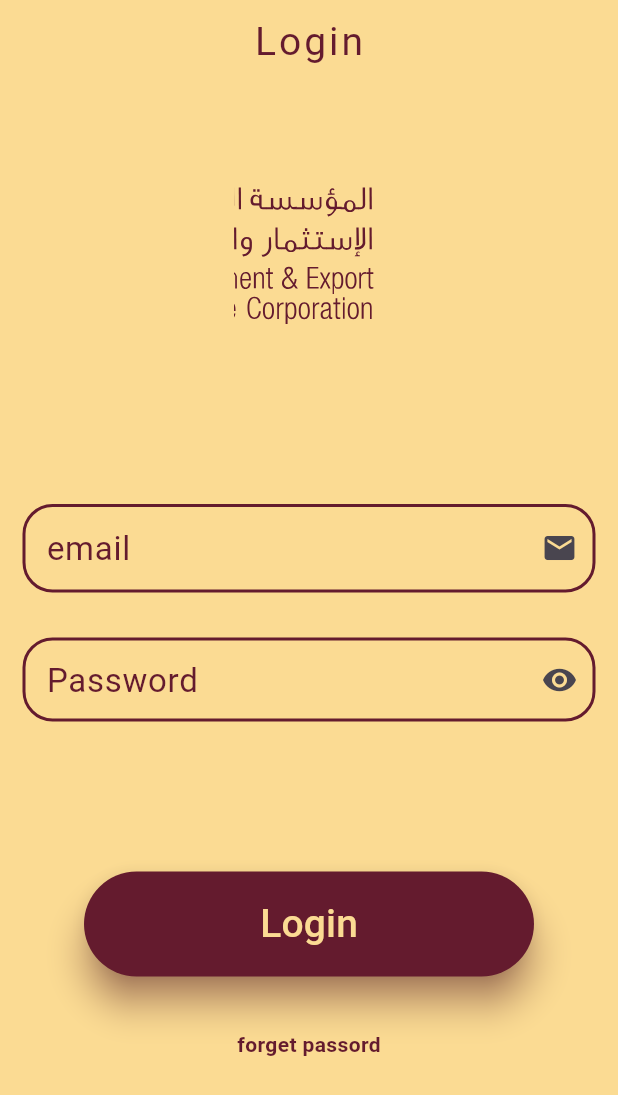
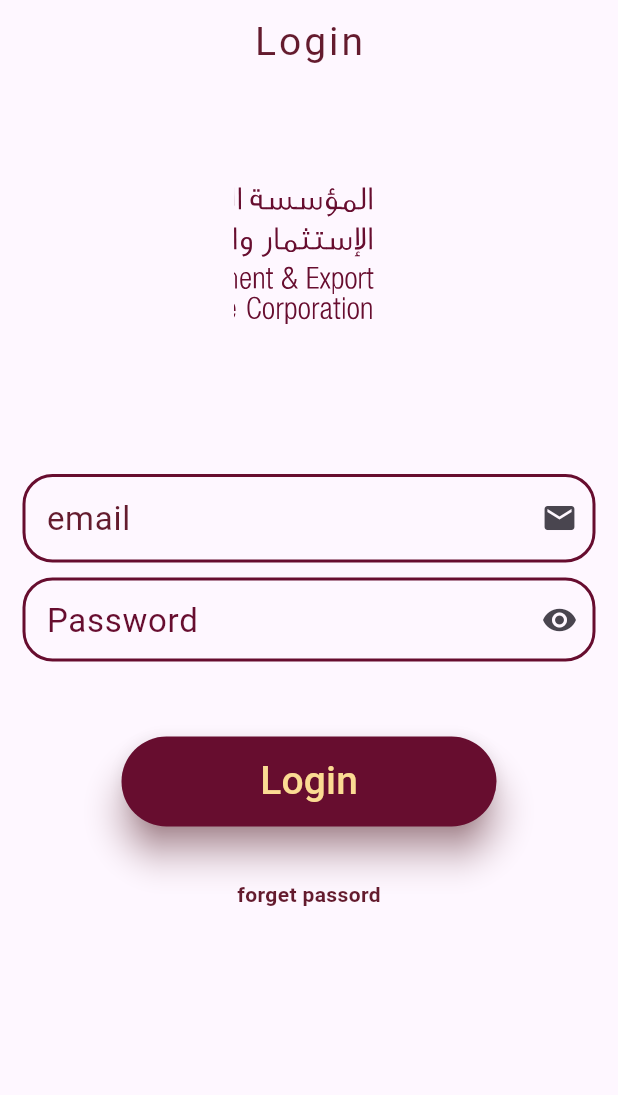
Before and after one commit to tfathy/dhaman_e_services, a Flutter app: the screen it shows after launch, on a phone screen of 412 x 824 dp. Shown: the top 1095 px of the screen. Run offline on Flutter 3.47's test engine with Material 3 defaults, Android fonts, the light colour scheme and no system bars; our stand-ins replace flutter_svg.

Commit message:
landing screen and e-service page

```diff
--- a/lib/screens/login/login_button.dart
+++ b/lib/screens/login/login_button.dart
@@ -1,3 +1,6 @@
+import 'package:dhaman_e_services/screens/landing.dart';
+import 'package:dhaman_e_services/screens/login_screen.dart';
+import 'package:dhaman_e_services/screens/transactions.dart';
 import 'package:flutter/material.dart';
 
 class LoginButton extends StatefulWidget {
@@ -10,24 +13,32 @@ class _LoginButtonState extends State<LoginButton> {
 
   @override
   Widget build(BuildContext context) {
-    return ElevatedButton(onPressed: (){
+    return ElevatedButton(
+      onPressed: () {
         showLoading = true;
-      setState(() {
-      });
-      Future.delayed(Duration(seconds: 4),(){
+        setState(() {});
+        Future.delayed(Duration(seconds: 2), () {
           setState(() {
             showLoading = false;
+            Navigator.of(context).pushReplacement(
+              MaterialPageRoute(builder: (context) => LandingScreen()),
+            );
           });
         });
       },
       style: ElevatedButton.styleFrom(
-            backgroundColor: Color(0xff641B2E),
-            minimumSize: Size(300, 70),
+        backgroundColor: Color(0xff670D2F),
+        minimumSize: Size(250, 60),
         elevation: 10,
-            shadowColor: Color(0xff8A2D3B)
-        )
-        ,child:showLoading?CircularProgressIndicator():
-        Text('Login', style: TextStyle(color: Color(0xffFBDB93),fontSize: 26),)
+        shadowColor: Color(0xff8A2D3B),
+      ),
+      child:
+          showLoading
+              ? CircularProgressIndicator()
+              : Text(
+                'Login',
+                style: TextStyle(color: Color(0xffFBDB93), fontSize: 26),
+              ),
     );
   }
 }
--- a/lib/screens/login/logo_area.dart
+++ b/lib/screens/login/logo_area.dart
@@ -7,14 +7,13 @@ class LogoArea extends StatelessWidget {
       margin: EdgeInsets.symmetric(vertical: 10),
       height: 170,
       width: double.infinity,
-      decoration: BoxDecoration(color: Color(0xffFBDB93)),
       child: Center(
         child: SvgPicture.asset(
           "assets/images/svg/dhaman.svg",
           height: 130,
           width: 100,
           fit: BoxFit.cover,
-          color: Color(0xff641B2E),
+          color: Color(0xff670D2F),
         ),
       ),
     );
--- a/lib/screens/login/password_field.dart
+++ b/lib/screens/login/password_field.dart
@@ -37,9 +37,9 @@ class _PasswordFieldState extends State<PasswordField> {
           },
         ),
         labelText: widget.title,
-        labelStyle: TextStyle(fontSize: 22, color: Color(0xff641B2E)),
+        labelStyle: TextStyle(fontSize: 22, color: Color(0xff670D2F)),
         enabledBorder: OutlineInputBorder(
-          borderSide: BorderSide(color:Color(0xff641B2E), width: 2),
+          borderSide: BorderSide(color:Color(0xff670D2F), width: 2),
           borderRadius: BorderRadius.all(Radius.circular(20)),
         ),
         focusedBorder: OutlineInputBorder(
--- a/lib/screens/login/user_name_field.dart
+++ b/lib/screens/login/user_name_field.dart
@@ -23,7 +23,7 @@ class UserNameField extends StatelessWidget {
         labelStyle: TextStyle(fontSize: 22, color: fontColor),
         enabledBorder: OutlineInputBorder(
           borderSide: BorderSide(
-            color: Color(0xff641B2E),
+            color: Color(0xff670D2F),
             width: 2
           ),
           borderRadius: BorderRadius.all(Radius.circular(20))
--- a/lib/screens/login_screen.dart
+++ b/lib/screens/login_screen.dart
@@ -12,10 +12,8 @@ class LoginScreen extends StatelessWidget {
     return MaterialApp(
       debugShowCheckedModeBanner: false,
       home: Scaffold(
-        backgroundColor: Color(0xffFBDB93),
         appBar: AppBar(
           centerTitle: true,
-          backgroundColor: Color(0xffFBDB93),
           title: Text(
             'Login',
             style: TextStyle(
@@ -33,15 +31,15 @@ class LoginScreen extends StatelessWidget {
             children: [
               SizedBox(height: 20),
               LogoArea(),
-              SizedBox(height: 70),
+              SizedBox(height: 50),
               UserNameField(
                 title: 'email',
                 icon: Icon(Icons.email),
                 usernameController: userNameController,
               ),
-              SizedBox(height: 30),
+              SizedBox(height: 10),
               PasswordField(title: 'Password',passwordController:  pwController,),
-              SizedBox(height: 100),
+              SizedBox(height: 50),
               LoginButton(),
               SizedBox(height: 30),
               forgetPassword(),
```
Also changed, not shown: lib/screens/landing.dart (added, +32 -0 lines), lib/screens/transactions.dart (+72 -4 lines). Lines whose indentation alone changed are shown as unchanged.
